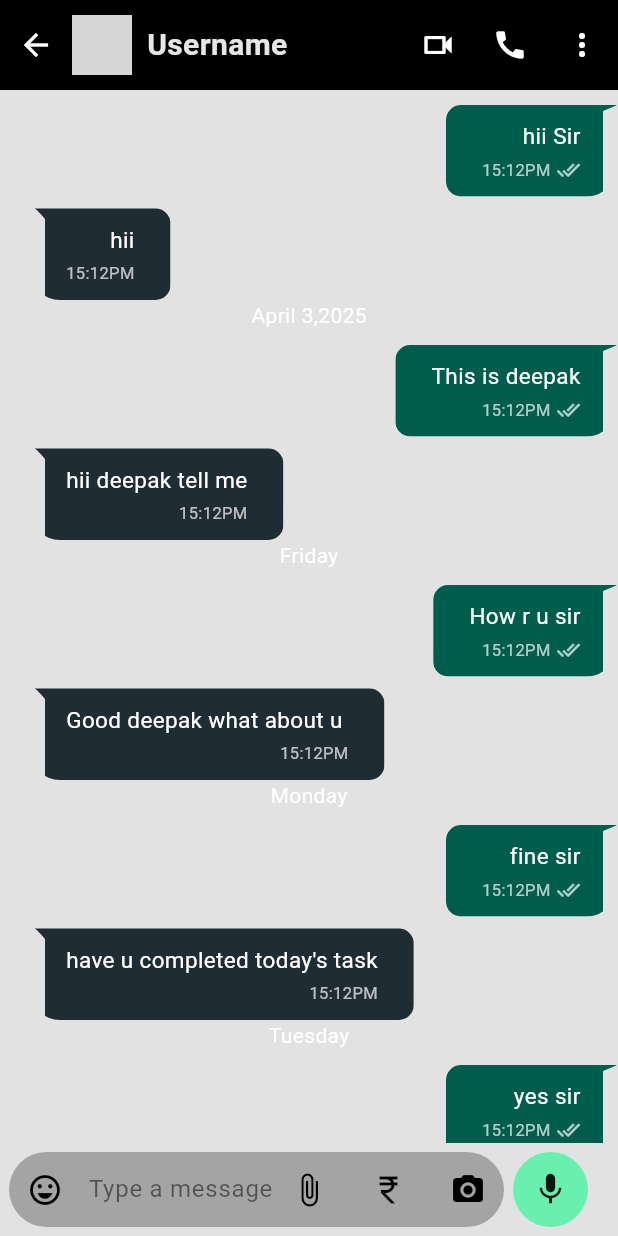
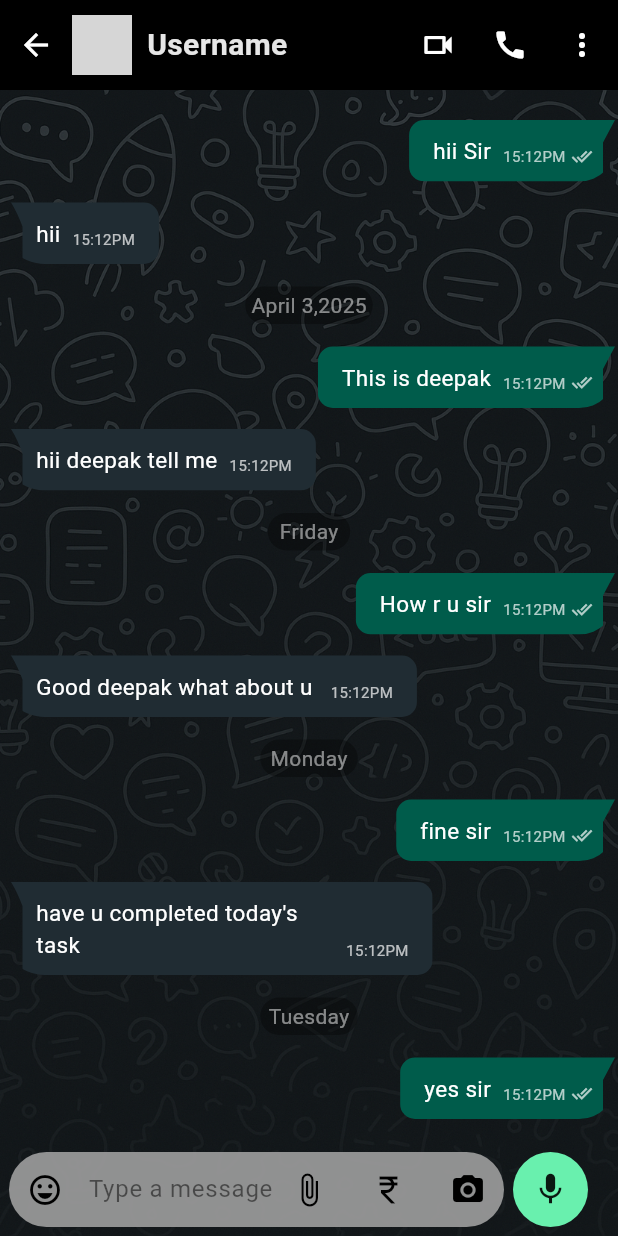
Before and after one commit to Deepakraj-008/WhatsappPageScreen, a Flutter app: the Chatpage screen opened directly, on a phone screen of 412 x 824 dp. Run offline on Flutter 3.47's test engine with Material 3 defaults, Android fonts, the phone set to English and light mode, and no system bars; our stand-ins replace get; network calls fail; grey boxes are pictures that could not be loaded.

Commit message:
some changes

```diff
--- a/lib/Common/Widgets/Chat.dart
+++ b/lib/Common/Widgets/Chat.dart
@@ -15,7 +15,6 @@ class _ChatpageState extends State<Chatpage> {
   Widget build(BuildContext context) {
     return SafeArea(
         child: Scaffold(
-
           backgroundColor: Colors.grey.withOpacity(0.3),
       appBar: AppBar(
         automaticallyImplyLeading: false,
@@ -47,47 +46,74 @@ class _ChatpageState extends State<Chatpage> {
         ],
 
       ),
-         body: Column(
+         body: Stack(
+           children: [
+             Image.asset('assets/images/bgimg.png',
+               fit: BoxFit.cover,
+               height: MediaQuery.of(context).size.height,
+               width: MediaQuery.of(context).size.width,
+             ),
+            Column(
              children: [
                Expanded(
                    child: ListView.builder(
                        itemCount: 1,
                        itemBuilder: (context,index){
-                      return const Column(
+                        return Column(
                           crossAxisAlignment: CrossAxisAlignment.start,
                           mainAxisAlignment: MainAxisAlignment.start,
                           children: [
-                          Sender(message: 'hii Sir', time: '15:12PM'),
-                          Reciever(message: 'hii', time: '15:12PM'),
-                          Center(child: SizedBox(child: Text('April 3,2025',style: TextStyle(color: Colors.white),),)),
 
-                          Sender(message: 'This is deepak', time: '15:12PM'),
-                          Reciever(message: 'hii deepak tell me', time: '15:12PM'),
-                          Center(child: SizedBox(child: Text('Friday',style: TextStyle(color: Colors.white),),)),
 
-                          Sender(message: 'How r u sir', time: '15:12PM'),
-                          Reciever(message: 'Good deepak what about u ', time: '15:12PM'),
-                          Center(child: SizedBox(child: Text('Monday',style: TextStyle(color: Colors.white),),)),
-
-                          Sender(message: 'fine sir', time: '15:12PM'),
-                          Reciever(message: 'have u completed today\'s task', time: '15:12PM'),
-                          Center(child: SizedBox(child: Text('Tuesday',style: TextStyle(color: Colors.white),),)),
-
-                          Sender(message: 'yes sir', time: '15:12PM'),
-                          Reciever(message: 'Good', time: '15:12PM'),
-                          Center(child: SizedBox(child: Text('Yesterday',style: TextStyle(color: Colors.white),),)),
-
-                          Sender(message: 'should i get the task tomorrow', time: '15:12PM'),
-                          Reciever(message: 'yes i will give the task on tomorrow meet me in the office', time: '15:12PM'),
-                          Center(child: SizedBox(child: Text('Today',style: TextStyle(color: Colors.white),),)),
-
-                          Sender(message: 'sure sit thank u 😊', time: '15:12PM'),
+                            const SizedBox(height: 10,),
+                            const Sender(message: 'hii Sir', time: '15:12PM'),
+                            const SizedBox(height: 10,),
+                            const Reciever(message: 'hii', time: '15:12PM'),
+                            const SizedBox(height: 15,),
+                             Center(child: Container(child: Center(child: Text('April 3,2025',style: TextStyle(color:Colors.white.withOpacity(0.5)))),width: 85,height: 25,decoration: BoxDecoration(color: Colors.black.withOpacity(0.3),borderRadius: BorderRadius.circular(30)),)),
+                            const SizedBox(height: 5,),
+                            const Sender(message: 'This is deepak', time: '15:12PM'),
+                            const SizedBox(height: 10,),
+                            const Reciever(message: 'hii deepak tell me', time: '15:12PM'),
+                            const SizedBox(height: 15,),
+                             Center(child: Container(child: Center(child: Text('Friday',style: TextStyle(color:Colors.white.withOpacity(0.5)),)),width: 55,height: 25,decoration: BoxDecoration(color: Colors.black.withOpacity(0.3),borderRadius: BorderRadius.circular(30)),)),
+                            const SizedBox(height: 5,),
+                            const Sender(message: 'How r u sir', time: '15:12PM'),
+                            const SizedBox(height: 10,),
+                            const Reciever(message: 'Good deepak what about u ', time: '15:12PM'),
+                            const SizedBox(height: 15,),
+                             Center(child: Container(child: Center(child: Text('Monday', style: TextStyle(color:Colors.white.withOpacity(0.5)),)),width: 65,height: 25,decoration: BoxDecoration(color: Colors.black.withOpacity(0.3),borderRadius: BorderRadius.circular(30)),)),
+                            const SizedBox(height: 5,),
+                            const Sender(message: 'fine sir', time: '15:12PM'),
+                            const SizedBox(height: 10,),
+                            const Reciever(message: 'have u completed today\'s task', time: '15:12PM'),
+                            const SizedBox(height: 15,),
+                             Center(child: Container(child: Center(child: Text('Tuesday',style: TextStyle(color:Colors.white.withOpacity(0.5)),)),width: 65,height: 25,decoration: BoxDecoration(color: Colors.black.withOpacity(0.3),borderRadius: BorderRadius.circular(30)),)),
+                            const SizedBox(height: 5,),
+                            const Sender(message: 'yes sir', time: '15:12PM'),
+                            const SizedBox(height: 10,),
+                            const Reciever(message: 'Good', time: '15:12PM'),
+                           Center(child: Container(child: Center(child: Text('Wednesday',style: TextStyle(color:Colors.white.withOpacity(0.5)),)),width: 80,height: 25,decoration: BoxDecoration(color: Colors.black.withOpacity(0.3),borderRadius: BorderRadius.circular(30)),)),
+                            const SizedBox(height: 5,),
+                            const Sender(message: 'ok sir', time: '15:12PM'),
+                            const SizedBox(height: 10,),
+                            const Reciever(message: 'ok ', time: '15:12PM'),
+                            const SizedBox(height: 15,),
+                             Center(child: Container(child: Center(child: Text('Yesterday',style: TextStyle(color:Colors.white.withOpacity(0.5)),)),width: 75,height: 25,decoration: BoxDecoration(color: Colors.black.withOpacity(0.3),borderRadius: BorderRadius.circular(30)),)),
+                            const SizedBox(height: 5,),
+                            const Sender(message: 'Sir, should i get the task on the tomorrow morning', time: '15:12PM'),
+                            const SizedBox(height: 10,),
+                            const Reciever(message: 'yes i will give the task tomorrow meet me in the office', time: '15:12PM'),
+                            const SizedBox(height: 15,),
+                            Center(child: Container(child: Center(child: Text('Today',style: TextStyle(color: Colors.white.withOpacity(0.5)),)),width: 55,height: 25,decoration: BoxDecoration(color: Colors.black.withOpacity(0.3),borderRadius: BorderRadius.circular(30)),)),
+                            const SizedBox(height: 5,),
+                            const Sender(message: 'sure sit thank u 😊', time: '15:12PM'),
                           ],
                         );
                }
                )
                ),
-
+               SizedBox(height: 10,),
                Row(
                  children: [
                    Padding(
@@ -143,6 +169,8 @@ class _ChatpageState extends State<Chatpage> {
                )
              ],
            ),
+    ],
+         ),
     )
     );
   }
--- a/lib/Common/Widgets/HomePage.dart
+++ b/lib/Common/Widgets/HomePage.dart
@@ -52,7 +52,9 @@ import 'package:flutter/material.dart';
                 ),
               ),
               IconButton(
-                onPressed: () {},
+                onPressed: () {
+
+                },
                 icon: Icon(
                   Icons.more_vert,
                   color: Colors.white,
--- a/lib/Core/Models/models.dart
+++ b/lib/Core/Models/models.dart
@@ -22,30 +22,34 @@ class Sender extends StatelessWidget {
         child: Padding(
           padding: const EdgeInsets.only(right: 1.0),
           child: Container(
-            padding: const EdgeInsets.symmetric(horizontal: 24, vertical: 10),
+            padding: const EdgeInsets.symmetric(horizontal: 16, vertical: 10),
             margin: const EdgeInsets.only(top: 10),
             constraints: BoxConstraints(maxWidth: MediaQuery.of(context).size.width * 0.7),
             decoration: BoxDecoration(
               borderRadius: BorderRadius.only(
                 topLeft: Radius.circular(10),
                 bottomLeft: Radius.circular(10),
-                bottomRight: Radius.circular(20),
+                bottomRight: Radius.circular(25),
               ),
               color: const Color(0xFF005C4B),
             ),
-            child: Column(
+            child: Row(
+              mainAxisSize: MainAxisSize.min,
               crossAxisAlignment: CrossAxisAlignment.end,
               children: [
-                Text(message, style: const TextStyle(color: Colors.white, fontSize: 15)),
-                const SizedBox(height: 4),
-                Row(
-                  mainAxisSize: MainAxisSize.min,
-                  children: [
-                    Text(time, style: const TextStyle(color: Colors.white70, fontSize: 11)),
-                    const SizedBox(width: 4),
-                    const Icon(Icons.done_all, color: Colors.white70, size: 16),
-                  ],
-                )
+                Flexible(
+                  child: Text(
+                    message,
+                    style: const TextStyle(color: Colors.white, fontSize: 15),
+                  ),
+                ),
+                const SizedBox(width: 8),
+                Text(
+                  time,
+                  style: const TextStyle(color: Colors.white70, fontSize: 10),
+                ),
+                const SizedBox(width: 4),
+                const Icon(Icons.done_all, color: Colors.white70, size: 14),
               ],
             ),
           ),
@@ -54,76 +58,17 @@ class Sender extends StatelessWidget {
     );
   }
 }
-
-class Reciever extends StatelessWidget {
-  final String message;
-  final String time;
-  final bool isEdited;
-
-  const Reciever({
-    Key? key,
-    required this.message,
-    required this.time,
-    this.isEdited = false,
-  }) : super(key: key);
-
-  @override
-  Widget build(BuildContext context) {
-    return Align(
-      alignment: Alignment.centerLeft,
-      child: ClipPath(
-        clipBehavior: Clip.antiAlias,
-        clipper: Recivermessage(),
-        child: Padding(
-          padding: const EdgeInsets.only(left: 20.0),
-          child: Container(
-            padding: const EdgeInsets.symmetric(horizontal: 24, vertical: 10),
-            margin: const EdgeInsets.only(top: 8),
-            constraints: BoxConstraints(maxWidth: MediaQuery.of(context).size.width * 0.7),
-            decoration: BoxDecoration(
-              borderRadius: BorderRadius.only(
-                topRight: Radius.circular(10),
-                bottomLeft: Radius.circular(20),
-                bottomRight: Radius.circular(10),
-              ),
-              color: const Color(0xFF202C33),
-            ),
-            child: Column(
-              crossAxisAlignment: CrossAxisAlignment.end,
-              children: [
-                Text(message, style: const TextStyle(color: Colors.white, fontSize: 15)),
-                const SizedBox(height: 4),
-                Row(
-                  mainAxisSize: MainAxisSize.min,
-                  children: [
-                    Text(time, style: const TextStyle(color: Colors.white70, fontSize: 11)),
-                    if (isEdited)
-                      const Padding(
-                        padding: EdgeInsets.only(left: 4),
-                        child: Text("Edited", style: TextStyle(color: Colors.grey, fontSize: 11)),
-                      )
-                  ],
-                )
-              ],
-            ),
-          ),
-        ),
-      ),
-    );
-  }
-}
-
 class Sendermessage extends CustomClipper<Path> {
   @override
 
   Path getClip(Size size) {
     final path = Path();
     path.moveTo(0, 0);
-    path.lineTo(size.width - 20, 0);
-    path.lineTo(size.width - 10, -10);
+    path.lineTo(size.width - 10, 0);
+    path.lineTo(size.width - 10, 0);
     path.quadraticBezierTo(size.width , 0, size.width ,0);
-    path.lineTo(size.width+size.height, -20);
-    path.lineTo(size.width-10,14);
+    path.lineTo(size.width+size.height, -90);
+    path.lineTo(size.width-10,25);
     path.lineTo(size.width-10, size.height);
     path.lineTo(0, size.height);
     path.close();
@@ -134,16 +79,79 @@ class Sendermessage extends CustomClipper<Path> {
   bool shouldReclip(CustomClipper<Path> oldClipper) => false;
 }
 
+class Reciever extends StatelessWidget {
+  final String message;
+  final String time;
+
+  const Reciever({
+    Key? key,
+    required this.message,
+    required this.time,
+  }) : super(key: key);
+
+  @override
+  Widget build(BuildContext context) {
+    final maxBubbleWidth = MediaQuery.of(context).size.width * 0.7;
+    return Align(
+      alignment: Alignment.centerLeft,
+      child: ClipPath(
+        clipBehavior: Clip.antiAlias,
+        clipper: Recivermessage(),
+        child: Container(
+          padding: const EdgeInsets.symmetric(horizontal: 16, vertical: 10),
+          margin: const EdgeInsets.only(top: 4),
+          constraints: BoxConstraints(maxWidth: maxBubbleWidth),
+          decoration: BoxDecoration(
+            borderRadius: BorderRadius.only(
+              topRight: Radius.circular(10),
+              bottomLeft: Radius.circular(30),
+              bottomRight: Radius.circular(10),
+            ),
+            color: const Color(0xFF202C33),
+          ),
+          child: Column(
+            crossAxisAlignment: CrossAxisAlignment.start,
+            children: [
+              Row(
+                mainAxisSize: MainAxisSize.min,
+                crossAxisAlignment: CrossAxisAlignment.end,
+                children: [
+                  Flexible(
+                    child: Padding(
+                      padding: const EdgeInsets.only(left: 8.0),
+                      child: Text(maxLines: 4,
+                        message,
+                        style: const TextStyle(color: Colors.white, fontSize: 15),
+                      ),
+                    ),
+                  ),
+                  const SizedBox(width: 8),
+                  Text(
+                    time,
+                    style: const TextStyle(color: Colors.white70, fontSize: 10),
+                  ),
+                ],
+              ),
+            ],
+          ),
+        ),
+      ),
+    );
+  }
+}
+
+
 class Recivermessage extends CustomClipper<Path> {
   @override
   Path getClip(Size size) {
     final path = Path();
-    path.moveTo(30, 0);
+    path.lineTo(-15, 20);
+    path.moveTo(0, 0);
     path.lineTo(size.width, 0);
     path.lineTo(size.width, size.height);
-    path.lineTo(30, size.height);
-    path.lineTo(30, 15);
-    path.quadraticBezierTo(10,-10, -10, 10);
+    path.lineTo(15, size.height);
+    path.lineTo(15, 20);
+    path.quadraticBezierTo(0,-20, -20, 0);
     path.close();
     return path;
   }
--- a/pubspec.yaml
+++ b/pubspec.yaml
@@ -37,6 +37,7 @@ dependencies:
   cupertino_icons: ^1.0.8
   get: ^4.7.2
   flutter_chat_bubble: ^2.0.2
+  auto_size_text: ^3.0.0
 
 dev_dependencies:
   flutter_test:
@@ -54,6 +55,8 @@ dev_dependencies:
 
 # The following section is specific to Flutter packages.
 flutter:
+  assets:
+    - assets/images/bgimg.png
 
   # The following line ensures that the Material Icons font is
   # included with your application, so that you can use the icons in
```
Also changed, not shown: assets/images/bgimg.png (added), pubspec.lock. Lines whose indentation alone changed are shown as unchanged.
